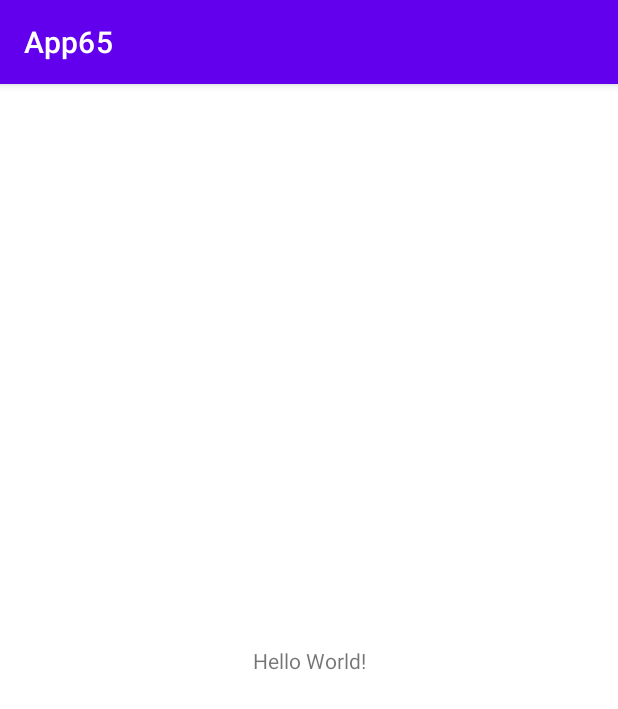
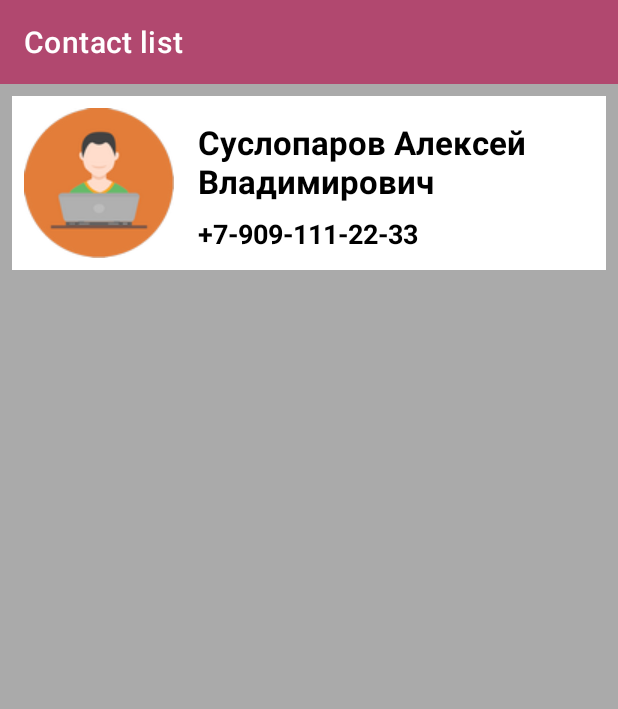
Before and after one commit to alex-sus/App65, an Android app: the screen it shows after launch (MainActivity), on a phone screen of 412 x 824 dp. Shown: the top 709 px of the screen. Run offline under Robolectric (Android 15) with nearby library versions, the phone set to English and light mode, and no system bars.

Commit message:
ДЗ#2. Список контактов и Детали контакта

```diff
--- a/app/build.gradle
+++ b/app/build.gradle
@@ -23,6 +23,11 @@ android {
             proguardFiles getDefaultProguardFile('proguard-android-optimize.txt'), 'proguard-rules.pro'
         }
     }
+
+    buildFeatures {
+        viewBinding true
+    }
+
     compileOptions {
         sourceCompatibility JavaVersion.VERSION_1_8
         targetCompatibility JavaVersion.VERSION_1_8
@@ -39,6 +44,7 @@ dependencies {
     implementation 'androidx.appcompat:appcompat:1.2.0'
     implementation 'com.google.android.material:material:1.3.0'
     implementation 'androidx.constraintlayout:constraintlayout:2.0.4'
+    implementation 'androidx.legacy:legacy-support-v4:1.0.0'
     testImplementation 'junit:junit:4.+'
     androidTestImplementation 'androidx.test.ext:junit:1.1.2'
     androidTestImplementation 'androidx.test.espresso:espresso-core:3.3.0'
--- a/app/src/main/AndroidManifest.xml
+++ b/app/src/main/AndroidManifest.xml
@@ -9,7 +9,7 @@
         android:roundIcon="@mipmap/ic_launcher_round"
         android:supportsRtl="true"
         android:theme="@style/Theme.App65">
-        <activity android:name=".MainActivity">
+        <activity android:name=".view.MainActivity">
             <intent-filter>
                 <action android:name="android.intent.action.MAIN" />
 
--- a/app/src/main/java/ru/yodata/app65/MainActivity.kt
+++ /dev/null
@@ -1,11 +0,0 @@
-package ru.yodata.app65
-
-import androidx.appcompat.app.AppCompatActivity
-import android.os.Bundle
-
-class MainActivity : AppCompatActivity() {
-    override fun onCreate(savedInstanceState: Bundle?) {
-        super.onCreate(savedInstanceState)
-        setContentView(R.layout.activity_main)
-    }
-}
--- /dev/null
+++ b/app/src/main/java/ru/yodata/app65/model/MyContact.kt
@@ -0,0 +1,12 @@
+package ru.yodata.app65.model
+
+data class MyContact(
+        val id: String,
+        val name: String,
+        val phone1: String,
+        val phone2: String,
+        val email1: String,
+        val email2: String,
+        val description: String,
+        val photo: String
+)
--- /dev/null
+++ b/app/src/main/java/ru/yodata/app65/utils/Constants.kt
@@ -0,0 +1,22 @@
+package ru.yodata.app65.utils
+
+import ru.yodata.app65.model.MyContact
+
+object Constants {
+
+    val contactList: List<MyContact> = listOf(MyContact(
+            id = "1",
+            name = "Суслопаров Алексей Владимирович",
+            phone1 = "+7-909-111-22-33",
+            phone2 = "(3412)77-88-99",
+            email1 = "one@gmail.com",
+            email2 = "two@gmail.com",
+            description = "Стиль — это один или несколько сгруппированных атрибутов " +
+                "форматирования, которые отвечают за внешний вид и поведение элементов или окна. " +
+                "Стиль может задавать такие свойства, как ширину, отступы, цвет текста, " +
+                "размер шрифта, цвет фона и так далее.",
+            photo = ""
+        )
+    )
+
+}
--- /dev/null
+++ b/app/src/main/java/ru/yodata/app65/view/ContactListFragment.kt
@@ -0,0 +1,50 @@
+package ru.yodata.app65.view
+
+import android.content.Context
+import android.os.Bundle
+import androidx.fragment.app.Fragment
+import android.view.View
+import androidx.appcompat.app.AppCompatActivity
+import ru.yodata.app65.R
+import ru.yodata.app65.databinding.FragmentContactListBinding
+import ru.yodata.app65.utils.Constants.contactList
+
+class ContactListFragment : Fragment(R.layout.fragment_contact_list) {
+    private var listFrag: FragmentContactListBinding? = null
+
+    private var contactId: String = "1"
+    private var mCallback: OnContactListCallback? = null
+
+    override fun onAttach(context: Context) {
+        super.onAttach(context)
+        if (context is OnContactListCallback) {
+            mCallback = context
+        } else throw ClassCastException(context.toString() +
+                                        " must implement OnContactListCallback!")
+    }
+
+    override fun onViewCreated(view: View, savedInstanceState: Bundle?) {
+        super.onViewCreated(view, savedInstanceState)
+        listFrag = FragmentContactListBinding.bind(view)
+        (activity as AppCompatActivity).supportActionBar?.title =
+                                                getString(R.string.contact_list_fragment_title)
+        val curContact = contactList.last { it.id == contactId }
+        with (curContact) {
+            listFrag?.apply {
+                nameTv.text = name
+                phoneTv.text = phone1
+            }
+        }
+        view.setOnClickListener { mCallback?.navigateToContactDetailsFragment(contactId) }
+    }
+
+    override fun onDestroyView() {
+        listFrag = null
+        super.onDestroyView()
+    }
+
+    override fun onDetach() {
+        mCallback = null
+        super.onDetach()
+    }
+}
--- /dev/null
+++ b/app/src/main/java/ru/yodata/app65/view/MainActivity.kt
@@ -0,0 +1,36 @@
+package ru.yodata.app65.view
+
+import androidx.appcompat.app.AppCompatActivity
+import android.os.Bundle
+import ru.yodata.app65.R
+
+class MainActivity : AppCompatActivity(), OnContactListCallback {
+    override fun onCreate(savedInstanceState: Bundle?) {
+        super.onCreate(savedInstanceState)
+        setContentView(R.layout.activity_main)
+        setSupportActionBar(findViewById(R.id.toolbar))
+        if (savedInstanceState == null) {
+            navigateToContactListFragment()
+        }
+    }
+
+    private fun navigateToContactListFragment() {
+        supportFragmentManager.beginTransaction()
+                .replace(
+                        R.id.frag_container,
+                        ContactListFragment()
+                )
+                .commit()
+    }
+
+    override fun navigateToContactDetailsFragment(contactId: String) {
+        supportFragmentManager.beginTransaction()
+                .replace(
+                        R.id.frag_container,
+                        ContactDetailsFragment.newInstance(contactId),
+                        ContactDetailsFragment.FRAGMENT_NAME
+                )
+                .addToBackStack(ContactDetailsFragment.FRAGMENT_NAME)
+                .commit()
+    }
+}
--- /dev/null
+++ b/app/src/main/java/ru/yodata/app65/view/OnContactListCallback.kt
@@ -0,0 +1,7 @@
+package ru.yodata.app65.view
+
+interface OnContactListCallback {
+
+    fun navigateToContactDetailsFragment(contactId: String)
+
+}
--- a/app/src/main/res/layout/activity_main.xml
+++ b/app/src/main/res/layout/activity_main.xml
@@ -1,18 +1,35 @@
 <?xml version="1.0" encoding="utf-8"?>
-<androidx.constraintlayout.widget.ConstraintLayout xmlns:android="http://schemas.android.com/apk/res/android"
+<LinearLayout
+    xmlns:android="http://schemas.android.com/apk/res/android"
     xmlns:app="http://schemas.android.com/apk/res-auto"
     xmlns:tools="http://schemas.android.com/tools"
+    android:orientation="vertical"
     android:layout_width="match_parent"
     android:layout_height="match_parent"
-    tools:context=".MainActivity">
+    tools:context=".view.MainActivity">
 
-    <TextView
-        android:layout_width="wrap_content"
+    <androidx.appcompat.widget.Toolbar
+        android:id="@+id/toolbar"
+        android:layout_width="match_parent"
         android:layout_height="wrap_content"
-        android:text="Hello World!"
-        app:layout_constraintBottom_toBottomOf="parent"
-        app:layout_constraintLeft_toLeftOf="parent"
-        app:layout_constraintRight_toRightOf="parent"
+        android:background="?attr/colorPrimary"
+        android:minHeight="?attr/actionBarSize"
+        android:theme="?attr/actionBarTheme"
+        app:titleTextColor="@color/white"
+        app:layout_constraintEnd_toEndOf="parent"
+        app:layout_constraintStart_toStartOf="parent"
         app:layout_constraintTop_toTopOf="parent" />
 
-</androidx.constraintlayout.widget.ConstraintLayout>
+    <LinearLayout
+        android:id="@+id/frag_container"
+        android:layout_width="match_parent"
+        android:layout_height="match_parent"
+        android:background="@android:color/darker_gray"
+        android:orientation="vertical"
+        android:padding="@dimen/frag_container_padding"
+        app:layout_constraintBottom_toBottomOf="parent"
+        app:layout_constraintEnd_toEndOf="parent"
+        app:layout_constraintStart_toStartOf="parent"
+        app:layout_constraintTop_toBottomOf="@+id/toolbar" />
+
+</LinearLayout>
--- /dev/null
+++ b/app/src/main/res/layout/fragment_contact_list.xml
@@ -0,0 +1,44 @@
+<?xml version="1.0" encoding="utf-8"?>
+<androidx.constraintlayout.widget.ConstraintLayout xmlns:android="http://schemas.android.com/apk/res/android"
+    xmlns:app="http://schemas.android.com/apk/res-auto"
+    xmlns:tools="http://schemas.android.com/tools"
+    android:layout_width="match_parent"
+    android:layout_height="wrap_content"
+    android:background="@color/white"
+    android:padding="@dimen/contact_list_fragment_padding"
+    tools:context=".view.ContactListFragment">
+
+    <ImageView
+        android:id="@+id/photoIv"
+        android:layout_width="wrap_content"
+        android:layout_height="wrap_content"
+        android:contentDescription="@string/photo"
+        android:src="@drawable/programmer2_100"
+        app:layout_constraintStart_toStartOf="parent"
+        app:layout_constraintTop_toTopOf="parent" />
+
+    <TextView
+        android:id="@+id/nameTv"
+        style="@style/LargeValueStyle"
+        android:layout_width="0dp"
+        android:layout_height="wrap_content"
+        android:layout_marginStart="@dimen/normal_horizontal_gap"
+        android:layout_marginTop="@dimen/small_vertical_gap"
+        android:singleLine="false"
+        app:layout_constraintEnd_toEndOf="parent"
+        app:layout_constraintStart_toEndOf="@+id/photoIv"
+        app:layout_constraintTop_toTopOf="parent"
+        tools:text="Суслопаров Алексей Владимирович" />
+
+    <TextView
+        android:id="@+id/phoneTv"
+        style="@style/CommonValueStyle"
+        android:layout_width="wrap_content"
+        android:layout_height="wrap_content"
+        android:layout_marginStart="@dimen/normal_horizontal_gap"
+        android:layout_marginTop="@dimen/small_vertical_gap"
+        app:layout_constraintStart_toEndOf="@+id/photoIv"
+        app:layout_constraintTop_toBottomOf="@+id/nameTv"
+        tools:text="(3412)77-88-99" />
+
+</androidx.constraintlayout.widget.ConstraintLayout>
--- a/app/src/main/res/values-night/themes.xml
+++ b/app/src/main/res/values-night/themes.xml
@@ -1,8 +1,8 @@
 <resources xmlns:tools="http://schemas.android.com/tools">
     <!-- Base application theme. -->
-    <style name="Theme.App65" parent="Theme.MaterialComponents.DayNight.DarkActionBar">
+    <style name="Theme.App65" parent="Theme.MaterialComponents.Light.NoActionBar">
         <!-- Primary brand color. -->
-        <item name="colorPrimary">@color/purple_200</item>
+        <item name="colorPrimary">#b1486f</item>
         <item name="colorPrimaryVariant">@color/purple_700</item>
         <item name="colorOnPrimary">@color/black</item>
         <!-- Secondary brand color. -->
@@ -10,7 +10,9 @@
         <item name="colorSecondaryVariant">@color/teal_200</item>
         <item name="colorOnSecondary">@color/black</item>
         <!-- Status bar color. -->
-        <item name="android:statusBarColor" tools:targetApi="l">?attr/colorPrimaryVariant</item>
+        <item name="android:statusBarColor" tools:targetApi="l">?attr/colorPrimaryDark</item>
         <!-- Customize your theme here. -->
+        <item name="colorAccent">#f06577</item>
+        <item name="colorPrimaryDark">#b1486f</item>
     </style>
 </resources>
--- /dev/null
+++ b/app/src/main/res/values/dimens.xml
@@ -0,0 +1,11 @@
+<?xml version="1.0" encoding="utf-8"?>
+<resources>
+    <dimen name="frag_container_padding">8dp</dimen>
+    <dimen name="contact_details_fragment_padding">8dp</dimen>
+    <dimen name="contact_list_fragment_padding">8dp</dimen>
+    <dimen name="normal_horizontal_gap">16dp</dimen>
+    <dimen name="small_horizontal_gap">8dp</dimen>
+    <dimen name="small_vertical_gap">8dp</dimen>
+    <dimen name="normal_vertical_gap">16dp</dimen>
+    <dimen name="divider_thickness">1dp</dimen>
+</resources>
--- /dev/null
+++ b/app/src/main/res/values/styles.xml
@@ -0,0 +1,21 @@
+<?xml version="1.0" encoding="utf-8"?>
+<resources>
+
+    <style name="LargeValueStyle">
+        <item name="android:textColor">@color/black</item>
+        <item name="android:textSize">22sp</item>
+        <item name="android:textStyle">bold</item>
+    </style>
+
+    <style name="CommonValueStyle">
+        <item name="android:textColor">@color/black</item>
+        <item name="android:textSize">18sp</item>
+        <item name="android:textStyle">bold</item>
+    </style>
+
+    <style name="CommonLabelStyle">
+        <item name="android:textColor">@color/black</item>
+        <item name="android:textSize">18sp</item>
+        <item name="android:textStyle">italic</item>
+    </style>
+</resources>
--- a/app/src/main/res/values/themes.xml
+++ b/app/src/main/res/values/themes.xml
@@ -1,8 +1,9 @@
 <resources xmlns:tools="http://schemas.android.com/tools">
     <!-- Base application theme. -->
-    <style name="Theme.App65" parent="Theme.MaterialComponents.DayNight.DarkActionBar">
+    <!--parent="Theme.MaterialComponents.DayNight.DarkActionBar"-->
+    <style name="Theme.App65" parent="Theme.MaterialComponents.Light.NoActionBar">
         <!-- Primary brand color. -->
-        <item name="colorPrimary">@color/purple_500</item>
+        <item name="colorPrimary">#b1486f</item>
         <item name="colorPrimaryVariant">@color/purple_700</item>
         <item name="colorOnPrimary">@color/white</item>
         <!-- Secondary brand color. -->
@@ -10,7 +11,10 @@
         <item name="colorSecondaryVariant">@color/teal_700</item>
         <item name="colorOnSecondary">@color/black</item>
         <!-- Status bar color. -->
-        <item name="android:statusBarColor" tools:targetApi="l">?attr/colorPrimaryVariant</item>
+        <!--?attr/colorPrimaryVariant-->
+        <item name="android:statusBarColor" tools:targetApi="l">?attr/colorPrimaryDark</item>
         <!-- Customize your theme here. -->
+        <item name="colorAccent">#f06577</item>
+        <item name="colorPrimaryDark">#b1486f</item>
     </style>
 </resources>
```
Also changed, not shown: app/src/main/java/ru/yodata/app65/view/ContactDetailsFragment.kt (added, +52 -0 lines), app/src/main/res/layout/fragment_contact_details.xml (added, +162 -0 lines), app/src/main/res/values/strings.xml (+11 -0 lines), app/src/main/res/drawable/programmer2_100.png (added), 2 other files.
